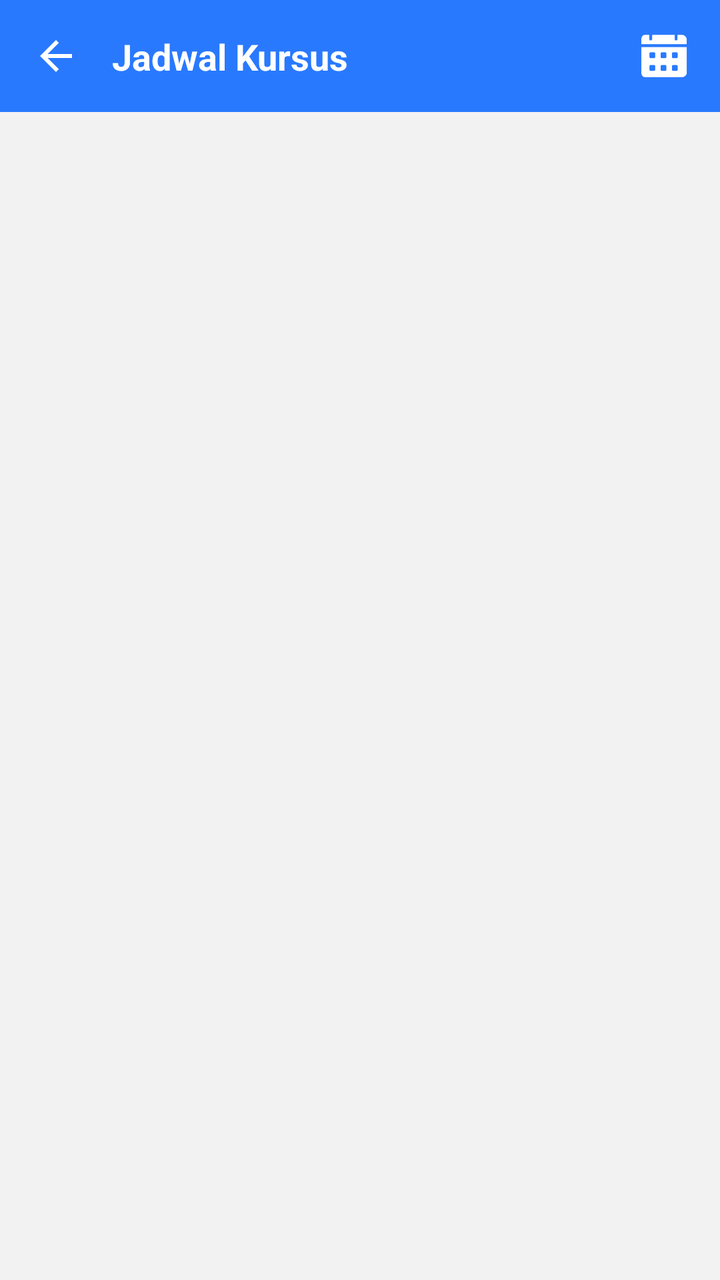
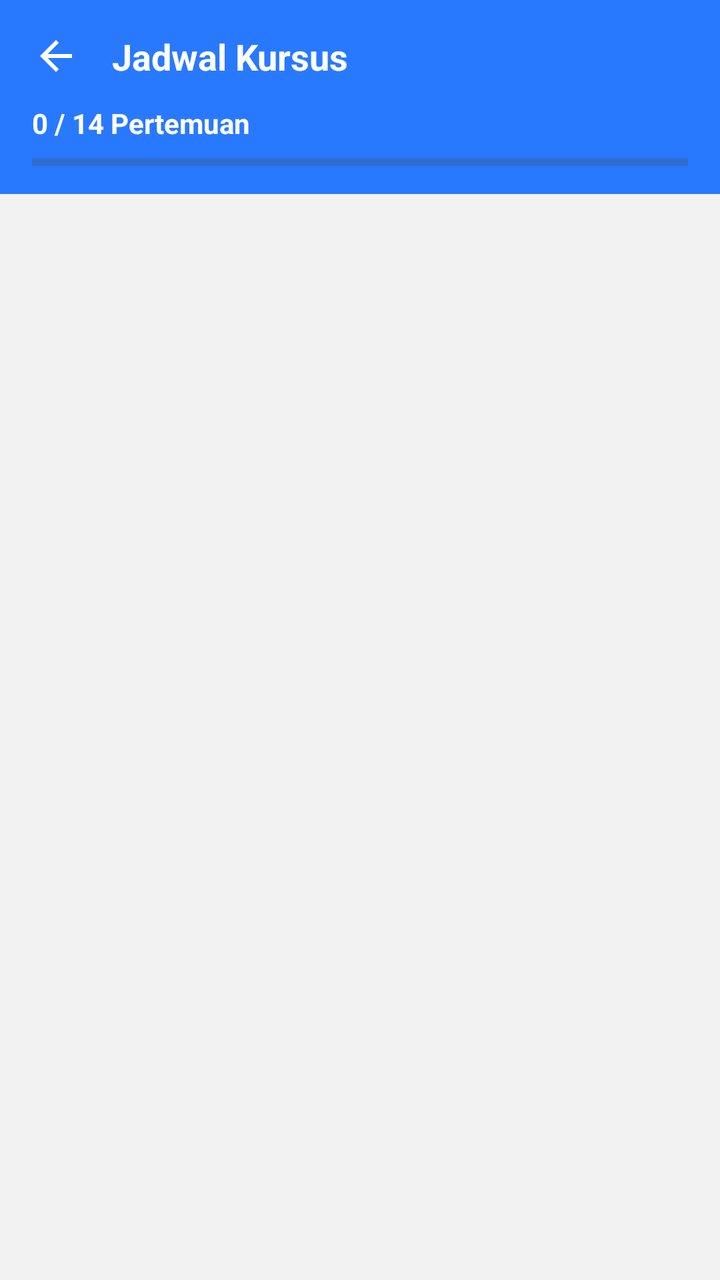

An Android layout rendered at two revisions. The XML below is the earlier revision; the diff shows what the commit changed to produce the second picture.
<!-- AndroidManifest.xml: application theme Theme.DriveNusa -->
<!-- res/layout/activity_pengajuan_jadwal.xml -->
<?xml version="1.0" encoding="utf-8"?>
<androidx.constraintlayout.widget.ConstraintLayout xmlns:android="http://schemas.android.com/apk/res/android"
    xmlns:app="http://schemas.android.com/apk/res-auto"
    android:layout_width="match_parent"
    android:layout_height="match_parent"
    android:background="#F2F2F2">

    
    <androidx.constraintlayout.widget.ConstraintLayout
        android:id="@+id/topBar"
        android:layout_width="0dp"
        android:layout_height="56dp"
        android:background="#2979FF"
        app:layout_constraintTop_toTopOf="parent"
        app:layout_constraintStart_toStartOf="parent"
        app:layout_constraintEnd_toEndOf="parent">

        <ImageView
            android:id="@+id/btnBack"
            android:layout_width="24dp"
            android:layout_height="24dp"
            android:src="@drawable/ic_arrow_back"
            app:tint="@android:color/white"
            app:layout_constraintStart_toStartOf="parent"
            android:layout_marginStart="16dp"
            app:layout_constraintBottom_toBottomOf="parent"
            app:layout_constraintTop_toTopOf="parent" />

        <TextView
            android:id="@+id/txtTitle"
            android:layout_width="wrap_content"
            android:layout_height="wrap_content"
            android:text="Jadwal Kursus"
            android:textColor="@android:color/white"
            android:textSize="18sp"
            android:textStyle="bold"
            app:layout_constraintStart_toEndOf="@id/btnBack"
            android:layout_marginStart="16dp"
            app:layout_constraintBottom_toBottomOf="parent"
            app:layout_constraintTop_toTopOf="parent" />

        <ImageView
            android:id="@+id/btnCalendar"
            android:layout_width="24dp"
            android:layout_height="24dp"
            android:src="@drawable/ic_calender"
            app:tint="@android:color/white"
            app:layout_constraintEnd_toEndOf="parent"
            android:layout_marginEnd="16dp"
            app:layout_constraintTop_toTopOf="parent"
            app:layout_constraintBottom_toBottomOf="parent" />

    </androidx.constraintlayout.widget.ConstraintLayout>

    
    <androidx.recyclerview.widget.RecyclerView
        android:id="@+id/rvPertemuan"
        android:layout_width="0dp"
        android:layout_height="0dp"
        android:padding="16dp"
        app:layout_constraintTop_toBottomOf="@id/topBar"
        app:layout_constraintBottom_toBottomOf="parent"
        app:layout_constraintStart_toStartOf="parent"
        app:layout_constraintEnd_toEndOf="parent" />

</androidx.constraintlayout.widget.ConstraintLayout>
<!-- resources referenced by this layout -->
<resources>
  <!-- drawable ic_arrow_back (drawable) -->
  <vector xmlns:android="http://schemas.android.com/apk/res/android"
      android:width="24dp"
      android:height="24dp"
      android:viewportWidth="24"
      android:viewportHeight="24">
      <path
          android:fillColor="#000000"
          android:pathData="M20,11H7.83l5.59,-5.59L12,4l-8,8 8,8 1.41,-1.41L7.83,13H20v-2z"/>
  </vector>
  <!-- drawable ic_calender: png bitmap (drawable, 1678 bytes) -->
  <style name="Theme.DriveNusa" parent="Base.Theme.Drivenusa" />
  <style name="Base.Theme.Drivenusa" parent="Theme.Material3.DayNight.NoActionBar">
          
          
      </style>
</resources>

<!-- the commit's change to res/layout/activity_pengajuan_jadwal.xml (unified diff, before → after) -->
@@ -9,7 +9,8 @@
     <androidx.constraintlayout.widget.ConstraintLayout
         android:id="@+id/topBar"
         android:layout_width="0dp"
-        android:layout_height="56dp"
+        android:layout_height="wrap_content"
+        android:paddingBottom="12dp"
         android:background="#2979FF"
         app:layout_constraintTop_toTopOf="parent"
         app:layout_constraintStart_toStartOf="parent"
@@ -21,9 +22,9 @@
             android:layout_height="24dp"
             android:src="@drawable/ic_arrow_back"
             app:tint="@android:color/white"
+            android:layout_marginStart="16dp"
+            android:layout_marginTop="16dp"
             app:layout_constraintStart_toStartOf="parent"
-            android:layout_marginStart="16dp"
-            app:layout_constraintBottom_toBottomOf="parent"
             app:layout_constraintTop_toTopOf="parent" />
 
         <TextView
@@ -34,21 +35,39 @@
             android:textColor="@android:color/white"
             android:textSize="18sp"
             android:textStyle="bold"
+            android:layout_marginStart="16dp"
             app:layout_constraintStart_toEndOf="@id/btnBack"
+            app:layout_constraintTop_toTopOf="@id/btnBack"
+            app:layout_constraintBottom_toBottomOf="@id/btnBack" />
+
+        
+        <TextView
+            android:id="@+id/txtProgress"
+            android:layout_width="wrap_content"
+            android:layout_height="wrap_content"
+            android:text="0 / 14 Pertemuan"
+            android:textColor="@android:color/white"
+            android:textStyle="bold"
+            android:textSize="14sp"
+            android:layout_marginTop="12dp"
             android:layout_marginStart="16dp"
-            app:layout_constraintBottom_toBottomOf="parent"
-            app:layout_constraintTop_toTopOf="parent" />
+            app:layout_constraintTop_toBottomOf="@id/btnBack"
+            app:layout_constraintStart_toStartOf="parent" />
 
-        <ImageView
-            android:id="@+id/btnCalendar"
-            android:layout_width="24dp"
-            android:layout_height="24dp"
-            android:src="@drawable/ic_calender"
-            app:tint="@android:color/white"
-            app:layout_constraintEnd_toEndOf="parent"
+        
+        <ProgressBar
+            android:id="@+id/progressPertemuan"
+            style="?android:attr/progressBarStyleHorizontal"
+            android:layout_width="0dp"
+            android:layout_height="8dp"
+            android:max="14"
+            android:progress="0"
+            android:layout_marginTop="6dp"
+            android:layout_marginStart="16dp"
             android:layout_marginEnd="16dp"
-            app:layout_constraintTop_toTopOf="parent"
-            app:layout_constraintBottom_toBottomOf="parent" />
+            app:layout_constraintTop_toBottomOf="@id/txtProgress"
+            app:layout_constraintStart_toStartOf="parent"
+            app:layout_constraintEnd_toEndOf="parent" />
 
     </androidx.constraintlayout.widget.ConstraintLayout>
 
<!-- resource entries referenced after the edit -->
@@ -10,7 +10,6 @@
           android:fillColor="#000000"
           android:pathData="M20,11H7.83l5.59,-5.59L12,4l-8,8 8,8 1.41,-1.41L7.83,13H20v-2z"/>
   </vector>
-  <!-- drawable ic_calender: png bitmap (drawable, 1678 bytes) -->
   <style name="Theme.DriveNusa" parent="Base.Theme.Drivenusa" />
   <style name="Base.Theme.Drivenusa" parent="Theme.Material3.DayNight.NoActionBar">
           
